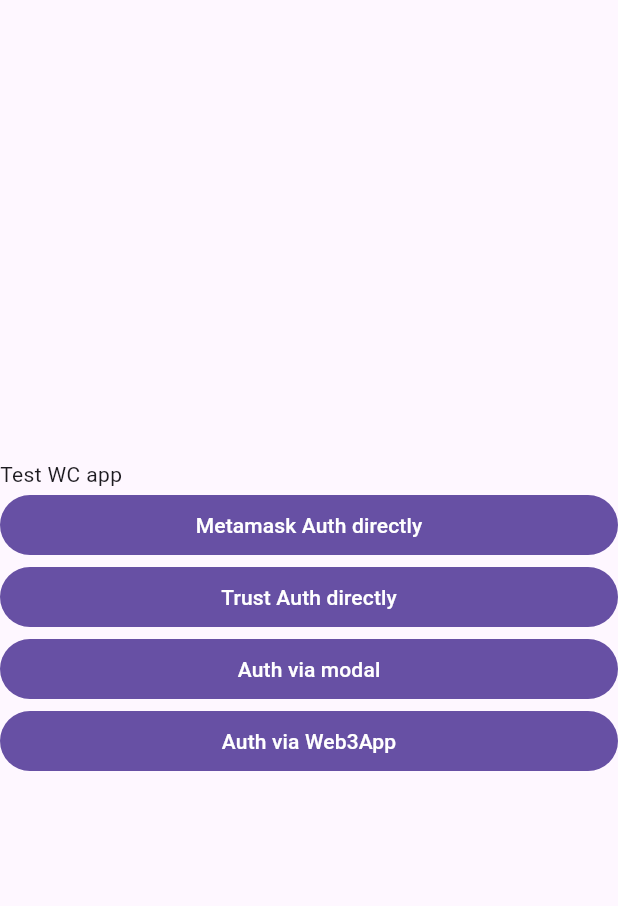
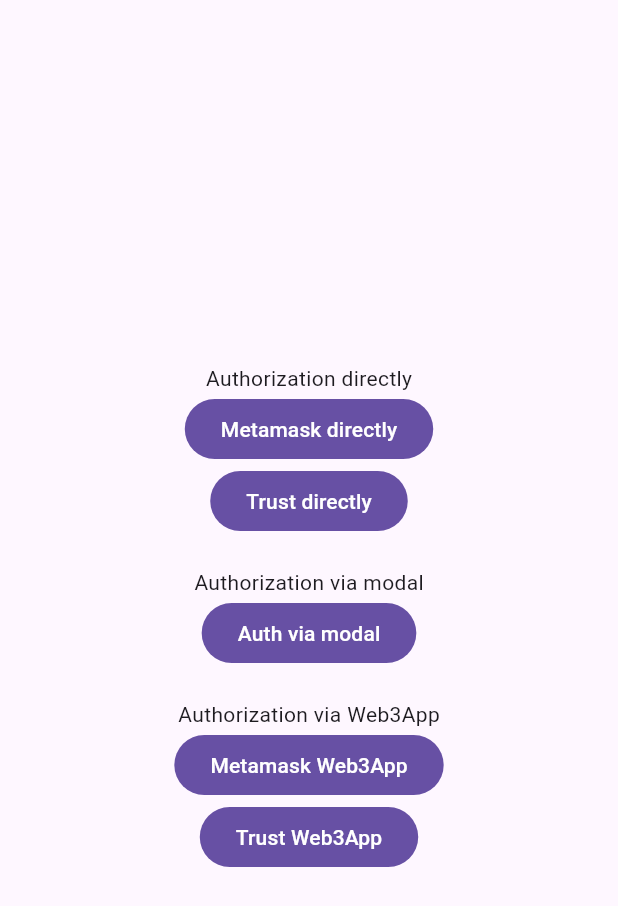
Before and after one commit to AlexSeednov/test, a Flutter app: the screen it shows after launch, on a phone screen of 412 x 824 dp. Shown: the top 906 px of the screen. Run offline on Flutter 3.47's test engine with Material 3 defaults, Android fonts, the phone set to English and light mode, and no system bars; our stand-ins replace logger; missing offline and left inert: web3modal_flutter.

```diff
--- a/lib/main.dart
+++ b/lib/main.dart
@@ -1,5 +1,6 @@
 import 'package:flutter/material.dart';
 import 'package:test_app/auth_directly.dart';
+import 'package:test_app/auth_web3app.dart';
 
 void main() {
   runApp(const MainApp());
@@ -12,32 +13,75 @@ class MainApp extends StatelessWidget {
   Widget build(BuildContext context) {
     return MaterialApp(
       home: Scaffold(
-        body: Column(
+        body: SizedBox.expand(
+          child: Column(
             mainAxisAlignment: MainAxisAlignment.center,
-          crossAxisAlignment: CrossAxisAlignment.stretch,
             children: [
-            const Text('Test WC app'),
+              ///
+              const Text('Authorization directly'),
+
+              /// On Android
+              /// Endless "Connecting to MetaMask"
+              ///
+              /// On iOS
+              /// Endless "Connecting to MetaMask"
               FilledButton(
                 onPressed: () => {
                   AuthDirectly.authorize('metamask'),
                 },
-              child: const Text('Metamask Auth directly'),
+                child: const Text('Metamask directly'),
               ),
+
+              /// On Android
+              /// Working fine, but without returning to the app from wallet
+              ///
+              /// On iOS got error
+              /// `JsonRpcError: Method Unsupported (code: 10001)`
               FilledButton(
                 onPressed: () => {
                   AuthDirectly.authorize('trust'),
                 },
-              child: const Text('Trust Auth directly'),
+                child: const Text('Trust directly'),
               ),
+              const SizedBox(height: 20),
+
+              ///
+              const Text('Authorization via modal'),
               FilledButton(
                 onPressed: () => {},
                 child: const Text('Auth via modal'),
               ),
+              const SizedBox(height: 20),
+
+              ///
+              const Text('Authorization via Web3App'),
+
+              /// On Android not working
+              /// Success connection, but without sign functionality
+              /// after reopening with requestAuth
+              ///
+              /// On iOS
+              ///
               FilledButton(
-              onPressed: () => {},
-              child: const Text('Auth via Web3App'),
+                onPressed: () => {
+                  AuthWeb3Appp.authorize('metamask'),
+                },
+                child: const Text('Metamask Web3App'),
+              ),
+
+              /// On Android
+              /// Working fine, but without returning to the app from wallet
+              ///
+              /// On iOS
+              ///
+              FilledButton(
+                onPressed: () => {
+                  AuthWeb3Appp.authorize('trust'),
+                },
+                child: const Text('Trust Web3App'),
               ),
             ],
+          ),
         ),
       ),
     );
```
Also changed, not shown: lib/auth_modal.dart (added, +94 -0 lines), lib/auth_web3app.dart (added, +127 -0 lines). Lines whose indentation alone changed are shown as unchanged.
